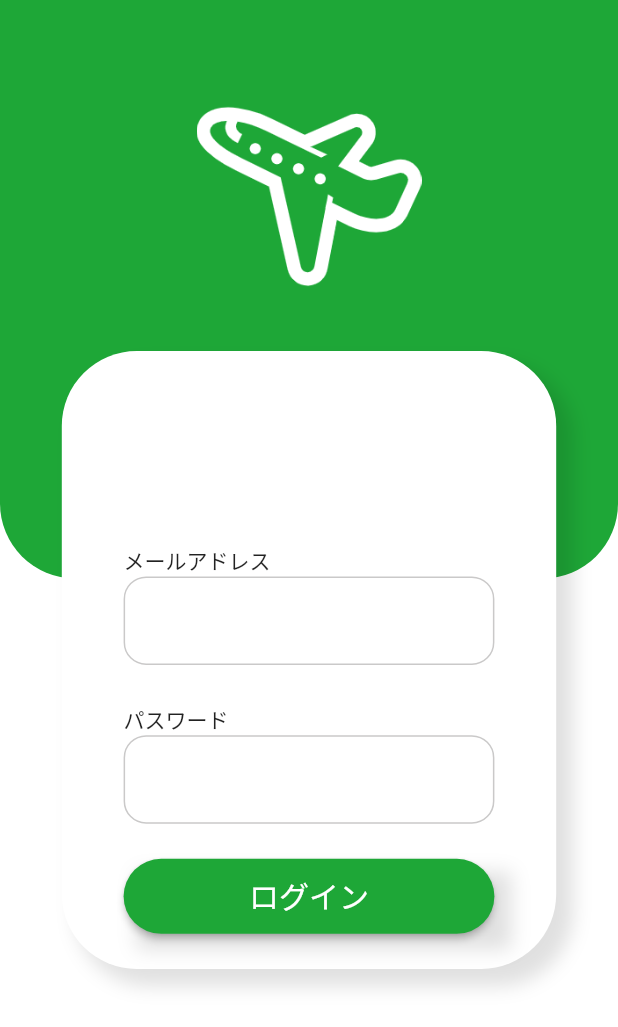
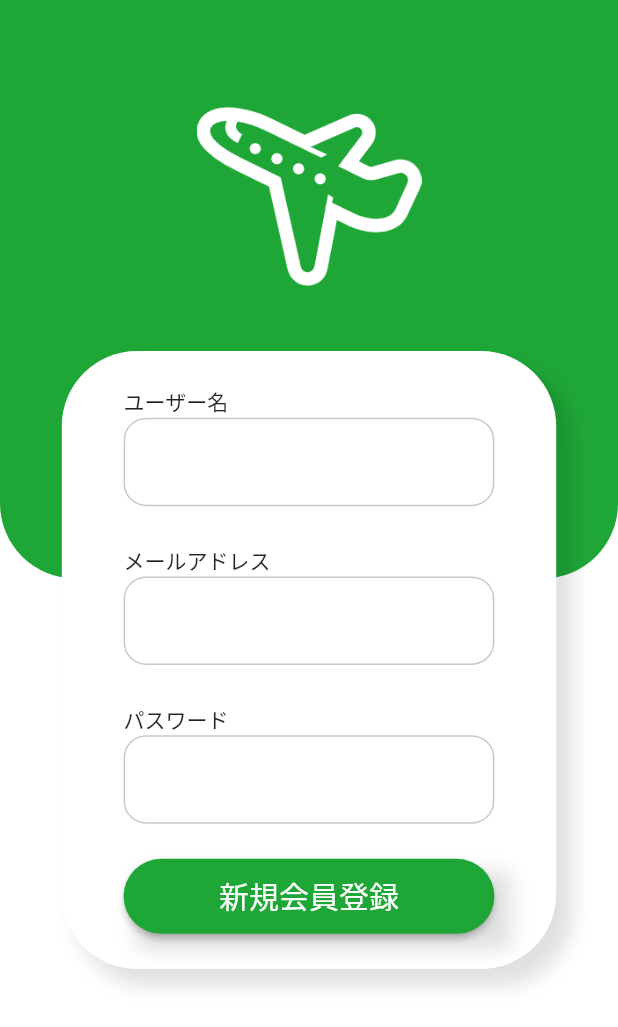
Before and after one commit to ChallengetheITindustry/tripApp, a Flutter app: the screen it shows after launch, on a phone screen of 412 x 824 dp. Shown: the top 1027 px of the screen. Run offline on Flutter 3.47's test engine with Material 2 defaults, Android fonts, the phone set to English and light mode, and no system bars.

Commit message:
新規会員登録画面の登録フォームを作成

```diff
--- a/lib/main.dart
+++ b/lib/main.dart
@@ -2,6 +2,7 @@ import 'package:flutter/material.dart';
 import 'package:tripapp/res/const.dart';
 import 'package:tripapp/ui/login_page.dart';
 import 'package:tripapp/ui/login_signup_background.dart';
+import 'package:tripapp/ui/signup_page.dart';
 
 void main() {
   runApp(MyApp());
@@ -23,7 +24,7 @@ class MyApp extends StatelessWidget {
         ),
         body: Stack(children: [
           Background(),
-          LoginPageForm(),
+          SignupPageForm(),
         ]),
       ),
     );
--- a/lib/ui/signup_page.dart
+++ b/lib/ui/signup_page.dart
@@ -0,0 +1,121 @@
+import 'package:flutter/material.dart';
+import 'package:tripapp/res/const.dart';
+
+class SignupPageForm extends StatelessWidget {
+  @override
+  Widget build(BuildContext context) {
+    // 幅
+    double width = MediaQuery.of(context).size.width;
+    // 高さ
+    double height = MediaQuery.of(context).size.height;
+    return Align(
+      //Containerを真ん中に配置する場合、Alignウィジットで囲い、aligment: Aligment.centerと記述する
+      alignment: Alignment.center,
+      child: Container(
+        decoration: BoxDecoration(
+          color: Colors.white,
+          borderRadius: BorderRadius.circular(50),
+          boxShadow: [
+            BoxShadow(
+                color: Colors.black12,
+                blurRadius: 10.0,
+                spreadRadius: 1.0,
+                offset: Offset(10, 10))
+          ],
+        ),
+        width: width * 0.8,
+        height: height * 0.5,
+        child: Column(
+          mainAxisAlignment: MainAxisAlignment.spaceEvenly,
+          children: [
+            Container(
+              width: width * 0.6,
+              height: height * 0.1,
+              child: Column(
+                crossAxisAlignment: CrossAxisAlignment.start,
+                children: [
+                  Text("ユーザー名"),
+                  TextFormField(
+                    decoration: InputDecoration(
+                      enabledBorder: OutlineInputBorder(
+                        borderRadius: BorderRadius.circular(15),
+                        borderSide: BorderSide(
+                          color: formBorderColor,
+                        ),
+                      ),
+                    ),
+                  ),
+                ],
+              ),
+            ),
+            Container(
+              width: width * 0.6,
+              height: height * 0.1,
+              child: Column(
+                crossAxisAlignment: CrossAxisAlignment.start,
+                children: [
+                  Text("メールアドレス"),
+                  TextFormField(
+                    decoration: InputDecoration(
+                      enabledBorder: OutlineInputBorder(
+                        borderRadius: BorderRadius.circular(15),
+                        borderSide: BorderSide(
+                          color: formBorderColor,
+                        ),
+                      ),
+                    ),
+                  ),
+                ],
+              ),
+            ),
+            Container(
+              width: width * 0.6,
+              child: Column(
+                crossAxisAlignment: CrossAxisAlignment.start,
+                children: [
+                  Text("パスワード"),
+                  TextFormField(
+                    decoration: InputDecoration(
+                      enabledBorder: OutlineInputBorder(
+                        borderRadius: BorderRadius.circular(15),
+                        borderSide: BorderSide(
+                          color: formBorderColor,
+                        ),
+                      ),
+                    ),
+                  ),
+                ],
+              ),
+            ),
+            Container(
+                width: width * 0.6,
+                height: 50,
+                decoration: BoxDecoration(
+                  boxShadow: [
+                    BoxShadow(
+                        color: Colors.black12,
+                        blurRadius: 10.0,
+                        spreadRadius: 1.0,
+                        offset: Offset(10, 10))
+                  ],
+                ),
+                child: ElevatedButton(
+                  onPressed: () {},
+                  child: Text(
+                    '新規会員登録',
+                    style: TextStyle(fontSize: 20),
+                  ),
+                  style: ElevatedButton.styleFrom(
+                      primary: primaryColor,
+                      shape: RoundedRectangleBorder(
+                        borderRadius: BorderRadius.all(
+                          Radius.circular(30),
+                        ),
+                      )),
+                ))
+          ],
+        ),
+      ),
+    );
+  }
+}
```
